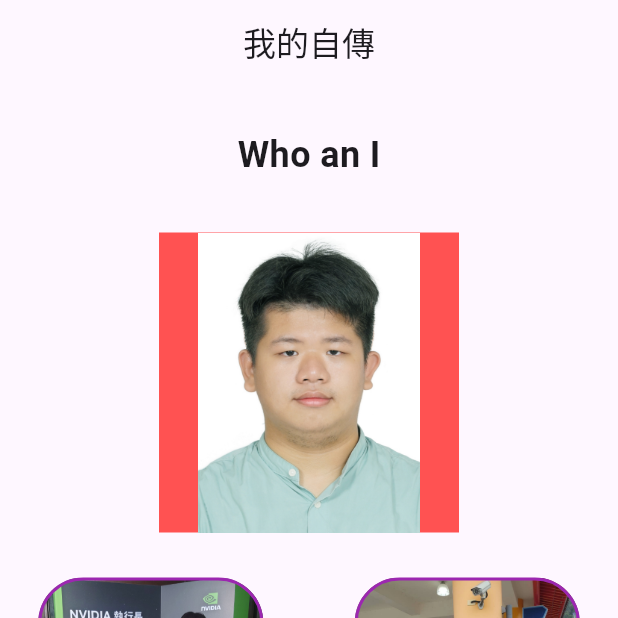
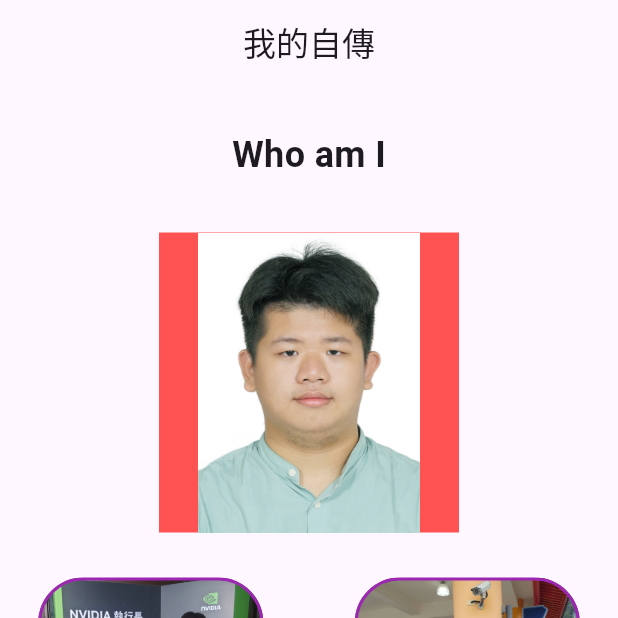
Before and after one commit to NkustThurderduck/Andriod-Studio, a Flutter app: the screen it shows after launch, on a phone screen of 412 x 824 dp, the top half of it. Run offline on Flutter 3.47's test engine with Material 3 defaults, Android fonts, the phone set to English and light mode, and no system bars; our stand-ins replace audioplayers.

Commit message:
Sec update

```diff
--- a/lib/main.dart
+++ b/lib/main.dart
@@ -13,7 +13,7 @@ class MyApp extends StatelessWidget {
   @override
   Widget build(BuildContext context) {
     return MaterialApp(
-      title: 'ClipPath example', // 應用程式標題
+      title: 'AutobiographyC111151110', // 應用程式標題
       debugShowCheckedModeBanner: false, // 隱藏 debug 標誌
       theme: ThemeData(primarySwatch: Colors.green), // 設定主要主題顏色
       home: HomePage(), // 主頁面設定為 HomePage
@@ -123,7 +123,7 @@ class Screen1 extends StatelessWidget {
         children: [
           Padding(
             padding: EdgeInsets.fromLTRB(20, 30, 20, 20),
-            child: Text('Who an I',
+            child: Text('Who am I',
                 style: TextStyle(fontSize: 24, fontWeight: FontWeight.bold)),
           ),
           SizedBox(height: 15),
```
